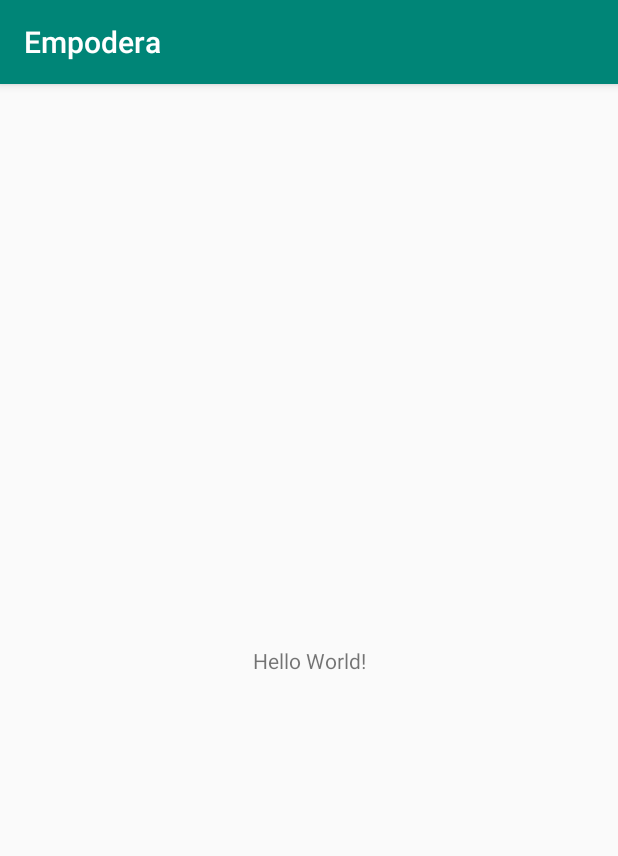
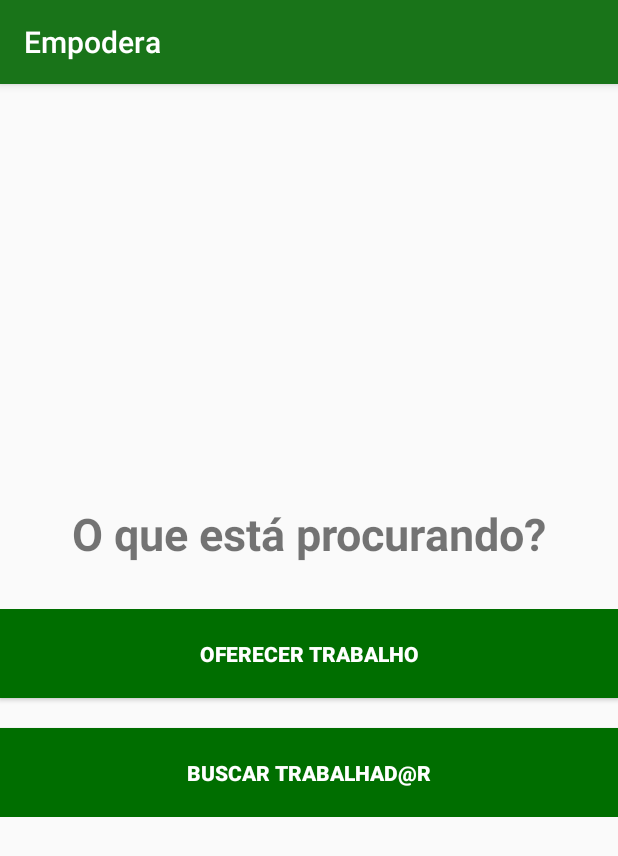
Before and after one commit to Laura-Oliveira/Empodera_old, an Android app: the screen it shows after launch (MainActivity), on a phone screen of 412 x 824 dp. Shown: the top 856 px of the screen. Run offline under Robolectric (Android 15) with nearby library versions, the phone set to English and light mode, and no system bars.

Commit message:
Tela inicial

```diff
--- a/app/src/main/res/layout/activity_main.xml
+++ b/app/src/main/res/layout/activity_main.xml
@@ -1,18 +1,61 @@
 <?xml version="1.0" encoding="utf-8"?>
-<android.support.constraint.ConstraintLayout xmlns:android="http://schemas.android.com/apk/res/android"
+<LinearLayout
+    android:layout_width="match_parent"
+    android:layout_height="match_parent"
     xmlns:app="http://schemas.android.com/apk/res-auto"
     xmlns:tools="http://schemas.android.com/tools"
-    android:layout_width="match_parent"
-    android:layout_height="match_parent"
-    tools:context=".MainActivity">
+    tools:context=".MainActivity"
+    xmlns:android="http://schemas.android.com/apk/res/android"
+    android:orientation="vertical"
+    android:gravity="center_vertical">
 
     <TextView
+        android:id="@+id/txt_question_looking_for"
         android:layout_width="wrap_content"
         android:layout_height="wrap_content"
-        android:text="Hello World!"
-        app:layout_constraintBottom_toBottomOf="parent"
-        app:layout_constraintLeft_toLeftOf="parent"
-        app:layout_constraintRight_toRightOf="parent"
-        app:layout_constraintTop_toTopOf="parent" />
+        android:text="@string/what_search"
+        android:layout_gravity="center_horizontal"
+        android:textStyle="bold"
+        android:textSize="30sp"
+        android:layout_marginBottom="30sp"
+        />
 
-</android.support.constraint.ConstraintLayout>
+    <LinearLayout
+
+        android:layout_width="match_parent"
+        android:layout_height="wrap_content"
+        android:orientation="vertical"
+        android:layout_alignBottom="@+id/txt_question_looking_for"
+        >
+
+        <Button
+            android:id="@+id/btn_offer_job"
+            android:layout_width="match_parent"
+            android:layout_height="wrap_content"
+            android:text="@string/btn_offer_job"
+            android:layout_centerHorizontal="true"
+            android:background="@color/btn_color"
+            android:textColor="@color/white"
+            android:layout_marginBottom="20sp"
+            android:padding="20sp"
+            android:textStyle="bold"
+            android:textSize="14sp"
+            />
+
+        <Button
+            android:id="@+id/btn_search_worker"
+            android:layout_width="match_parent"
+            android:layout_height="wrap_content"
+            android:text="@string/btn_search_person"
+            android:width="180sp"
+            android:layout_centerHorizontal="true"
+            android:background="@color/btn_color"
+            android:textColor="@color/white"
+            android:padding="20sp"
+            android:textStyle="bold"
+            android:textSize="14sp"
+            />
+    </LinearLayout>
+
+
+</LinearLayout>
--- a/app/src/main/res/values/colors.xml
+++ b/app/src/main/res/values/colors.xml
@@ -1,6 +1,8 @@
 <?xml version="1.0" encoding="utf-8"?>
 <resources>
-    <color name="colorPrimary">#008577</color>
-    <color name="colorPrimaryDark">#00574B</color>
+    <color name="colorPrimaryDark">#1f911f</color>
+    <color name="colorPrimary">#197419</color>
     <color name="colorAccent">#D81B60</color>
+    <color name="btn_color">  #006e00 </color>
+    <color name="white"> #ffffff</color>
 </resources>
--- a/app/src/main/res/values/strings.xml
+++ b/app/src/main/res/values/strings.xml
@@ -1,3 +1,6 @@
 <resources>
     <string name="app_name">Empodera</string>
+    <string name="what_search">O que está procurando?</string>
+    <string name="btn_offer_job">Oferecer trabalho</string>
+    <string name="btn_search_person">Buscar trabalhad@r</string>
 </resources>
```
Also changed, not shown: 1 other file.
